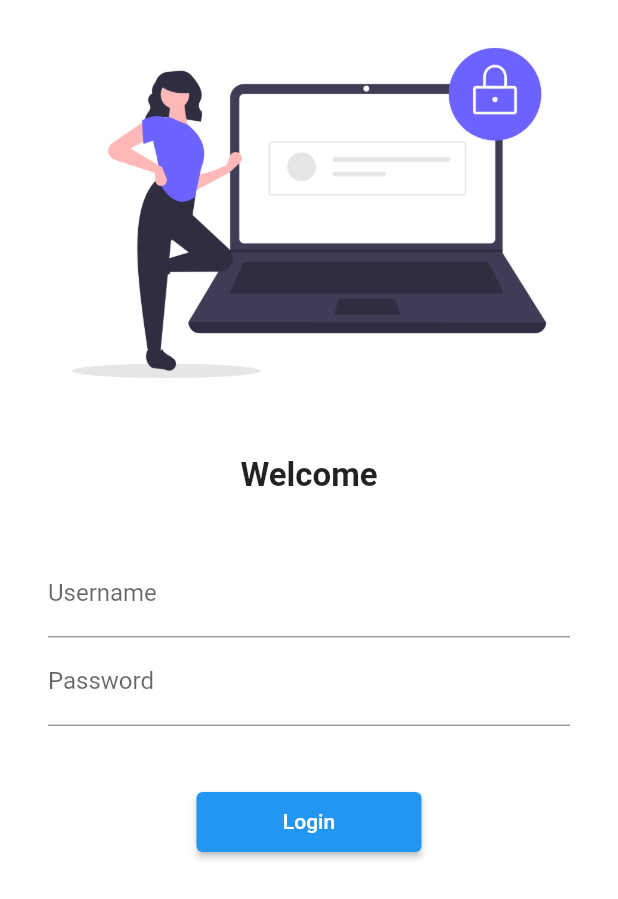
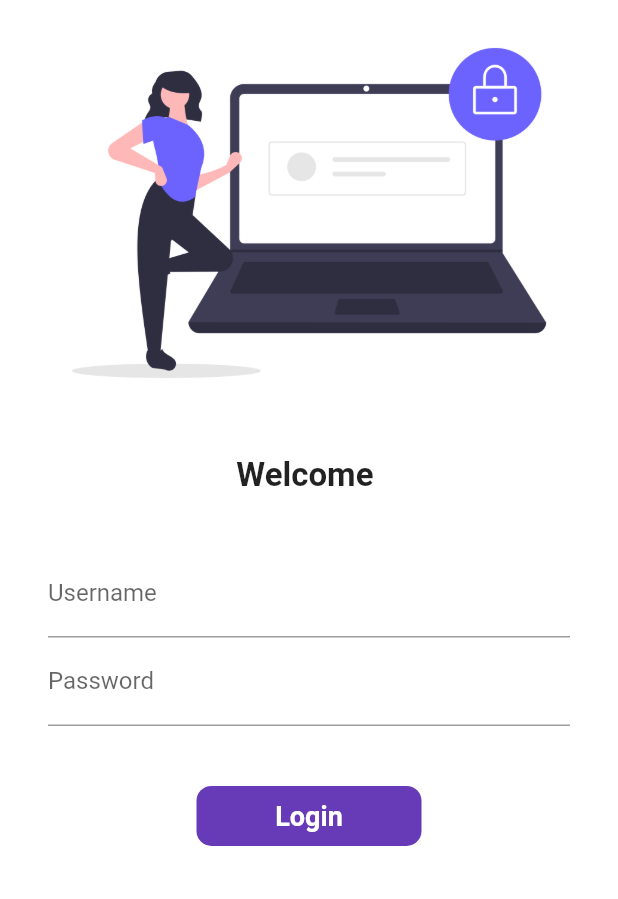
Before and after one commit to ravigadhavi2/JRAAP-ANDROID, a Flutter app: the screen it shows after launch, on a phone screen of 412 x 824 dp. Shown: the top 899 px of the screen. Run offline on Flutter 3.47's test engine with Material 2 defaults, Android fonts, the phone set to English and light mode, and no system bars; our stand-ins replace google_fonts; missing offline and left inert: dart:ffi.

Commit message:
day 6 completed

```diff
--- a/lib/Pages/login_page.dart
+++ b/lib/Pages/login_page.dart
@@ -1,7 +1,17 @@
+import 'dart:ffi';
+
 import 'package:flutter/material.dart';
 import 'package:untitled1/Pages/utils/routes.dart';
 
-class LoginPage extends StatelessWidget {
+class LoginPage extends StatefulWidget {
+  @override
+  State<LoginPage> createState() => _LoginPageState();
+}
+
+class _LoginPageState extends State<LoginPage> {
+  String _name = "";
+  bool changeButton= true;
+
   @override
   Widget build(BuildContext context) {
     return Material(
@@ -17,7 +27,7 @@ class LoginPage extends StatelessWidget {
               height: 20.0,
             ),
             Text(
-              "Welcome",
+              "Welcome $_name",
               style: TextStyle(fontSize: 22, fontWeight: FontWeight.bold),
             ),
             SizedBox(
@@ -33,6 +43,10 @@ class LoginPage extends StatelessWidget {
                       hintText: "Username",
                       labelText: "Username",
                     ),
+                    onChanged: (value) {
+                      _name = value;
+                      setState(() {});
+                    },
                   ),
                   TextFormField(
                     obscureText: true,
@@ -44,14 +58,39 @@ class LoginPage extends StatelessWidget {
                   SizedBox(
                     height: 40.0,
                   ),
-                  ElevatedButton(
-                      onPressed: () {
-                        Navigator.pushNamed(context, AppRoutes.homeRoute);
-                      },
-                      child: Text("Login"),
-                      style: TextButton.styleFrom(
-                        minimumSize: Size(150,40)
-                      ))
+                  InkWell(
+                    onTap: () async {
+                    setState(() {
+                      changeButton=true;
+                    });
+                    await Future.delayed(Duration(seconds: 1));
+                    Navigator.pushNamed(context, AppRoutes.homeRoute);
+                    },
+                    child: AnimatedContainer(
+                      duration: Duration(seconds: 1),
+                      width: 150,
+                      height: 40,
+                      alignment: Alignment.center,
+                      child: Text(
+                        "Login",
+                        style: TextStyle(
+                            color: Colors.white,
+                            fontWeight: FontWeight.bold,
+                            fontSize: 18),
+                      ),
+                      decoration: BoxDecoration(
+                          color: Colors.deepPurple,
+                          borderRadius: BorderRadius.circular(10)),
+                    ),
+                  )
+                  // ElevatedButton(
+                  //     onPressed: () {
+                  //       Navigator.pushNamed(context, AppRoutes.homeRoute);
+                  //     },
+                  //     child: Text("Login"),
+                  //     style: TextButton.styleFrom(
+                  //       minimumSize: Size(150,40)
+                  //     ))
                 ],
               ),
             )
```
